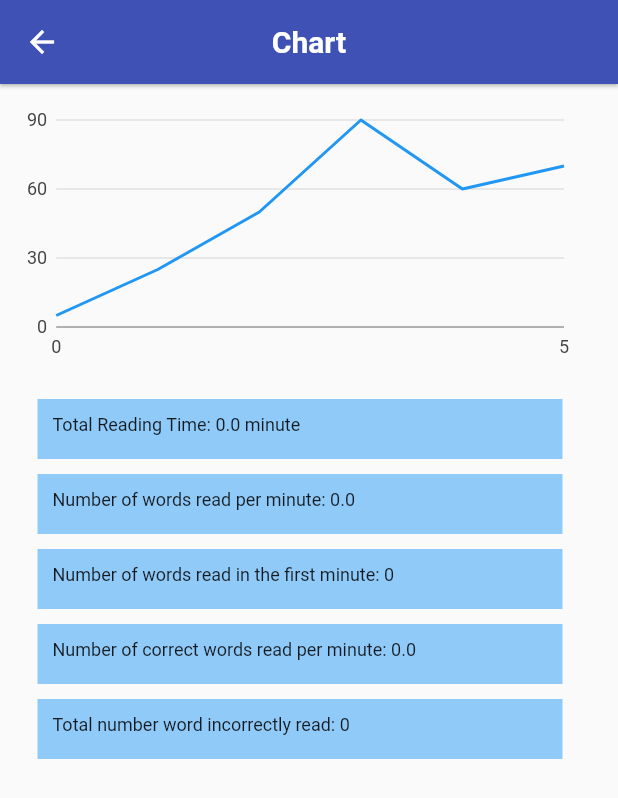
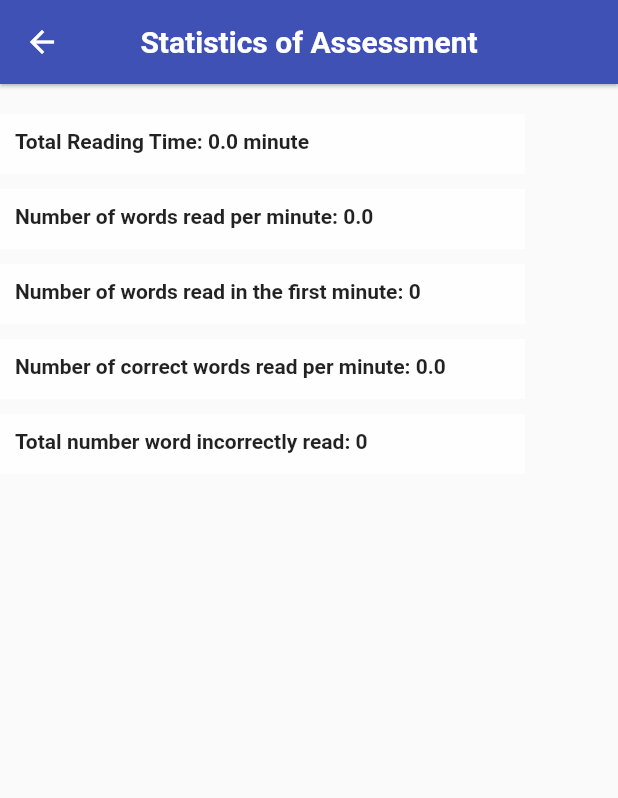
Before and after one commit to itusweng/group21, a Flutter app: the ChartPage screen opened directly with empty values, on a phone screen of 412 x 824 dp. Shown: the top 798 px of the screen. Run offline on Flutter 3.47's test engine with Material 2 defaults, Android fonts, the phone set to English and light mode, and no system bars; our stand-ins replace avatar_glow, charts_flutter, cloud_firestore, date_format, firebase_auth, firebase_core and 4 more; missing offline and left inert: dart:ffi, stats, word_selectable_text; accounts and stored records are empty.

Commit message:
'statistics page is updated'

```diff
--- a/lepic/lib/app/home/classPages/class_list_tile.dart
+++ b/lepic/lib/app/home/classPages/class_list_tile.dart
@@ -12,9 +12,11 @@ class ClassListTile extends StatelessWidget {
   Widget build(BuildContext context) {
     return ListTile(
       title: Text(classes.className),
+      subtitle: Text(classes.classLevel),
       trailing: Icon(Icons.chevron_right),
       onTap: onTap,
       onLongPress: onLongPress,
+
       // TODO onlong press edit
     );
   }
--- a/lepic/lib/app/home/classPages/classes_page.dart
+++ b/lepic/lib/app/home/classPages/classes_page.dart
@@ -6,7 +6,6 @@ import 'package:exp/app/home/reportPages/comparative_report.dart';
 import 'package:exp/app/home/studentPages/students_page.dart';
 import 'package:exp/services/database.dart';
 import 'package:flutter/material.dart';
-import 'package:exp/services/auth.dart';
 import 'package:provider/provider.dart';
 import 'create_class_page.dart';
 
--- a/lepic/lib/app/home/classPages/create_class_page.dart
+++ b/lepic/lib/app/home/classPages/create_class_page.dart
@@ -52,7 +52,7 @@ class _CreateClassPageState extends State<CreateClassPage> {
           messageText: 'Please choose a different class name',
 
         );
-        //Navigator.pop(context, 'OK');
+        Navigator.pop(context, 'OK');
       } else {
         //final id = documentIdFromCurrentDate();
         final id = Uuid().v4();
--- a/lepic/lib/app/home/reportPages/comparative_report.dart
+++ b/lepic/lib/app/home/reportPages/comparative_report.dart
@@ -57,7 +57,7 @@ class _ComparativeReportPageState extends State<ComparativeReportPage> {
     );
   }
   Future<void> getStudentName() async{
-    String classId = widget.classes.Id;
+
     //print(classId);
     className = widget.classes.className.toString();
     //print(className);
--- a/lepic/lib/app/home/statistics/statistics.dart
+++ b/lepic/lib/app/home/statistics/statistics.dart
@@ -56,11 +56,11 @@ class _ChartPageState extends State<ChartPage> {
     String wordsReadFM = widget.results.numOfWordsReadFM.toString();
     String numOfCorrectWordsPM = widget.results.numOfCorrectWordsReadPM.toString();
     String numIncorrect = widget.results.numOfIncorrectWords.toString();
-
+    final screenWidth = MediaQuery.of(context).size.width;
     return Scaffold(
         appBar: AppBar(
           title: Text(
-            'Chart',
+            'Statistics of Assessment',
             style: TextStyle(
               color: Colors.white,
               fontWeight: FontWeight.bold,
@@ -70,10 +70,10 @@ class _ChartPageState extends State<ChartPage> {
           elevation: 1,
 
         ),
-        body: SingleChildScrollView(
-          reverse: true,
+        body: SafeArea(
           child: Column(
             children: [
+              /*
               Container(
                   padding: EdgeInsets.all(10.0),
                   height: 200,
@@ -81,14 +81,17 @@ class _ChartPageState extends State<ChartPage> {
                   child: new charts.LineChart(_createSampleData(), animate: true)
               ),
               SizedBox(height: 10,),
+
+               */
+              SizedBox(height: 20,),
               Container(
                 height: 40,
                 width: 350,
                 padding: EdgeInsets.all(10),
-                color: Colors.blue[200],
+                color: Colors.white70,
                 child: Text(
                     "Total Reading Time: $totalReadingTime minute ",
-                    style: TextStyle(fontSize: 12)
+                    style: TextStyle(fontSize: 14, fontWeight: FontWeight.bold,)
                 ),
               ),
               SizedBox(height: 10,),
@@ -96,10 +99,10 @@ class _ChartPageState extends State<ChartPage> {
                 height: 40,
                 width: 350,
                 padding: EdgeInsets.all(10),
-                color: Colors.blue[200],
+                color: Colors.white70,
                 child: Text(
                     "Number of words read per minute: $wordsReadPM",
-                  style: TextStyle(fontSize: 12)
+                  style: TextStyle(fontSize: 14, fontWeight: FontWeight.bold,)
                 ),
               ),
               SizedBox(height: 10,),
@@ -107,10 +110,10 @@ class _ChartPageState extends State<ChartPage> {
                 height: 40,
                 width: 350,
                 padding: EdgeInsets.all(10),
-                color: Colors.blue[200],
+                color: Colors.white70,
                 child: Text(
                     "Number of words read in the first minute: $wordsReadFM",
-                    style: TextStyle(fontSize: 12)
+                    style: TextStyle(fontSize: 14, fontWeight: FontWeight.bold,)
                 ),
               ),
               SizedBox(height: 10,),
@@ -118,10 +121,10 @@ class _ChartPageState extends State<ChartPage> {
                 height: 40,
                 width: 350,
                 padding: EdgeInsets.all(10),
-                color: Colors.blue[200],
+                color: Colors.white70,
                 child: Text(
                   "Number of correct words read per minute: $numOfCorrectWordsPM",
-                    style: TextStyle(fontSize: 12)
+                    style: TextStyle(fontSize: 14, fontWeight: FontWeight.bold,)
                 ),
               ),
               SizedBox(height:10),
@@ -129,10 +132,10 @@ class _ChartPageState extends State<ChartPage> {
                 height: 40,
                 width: 350,
                 padding: EdgeInsets.all(10),
-                color: Colors.blue[200],
+                color: Colors.white70,
                 child: Text(
                     "Total number word incorrectly read: $numIncorrect ",
-                    style: TextStyle(fontSize: 12)
+                    style: TextStyle(fontSize: 14, fontWeight: FontWeight.bold,)
                 ),
               ),
             ],
```
